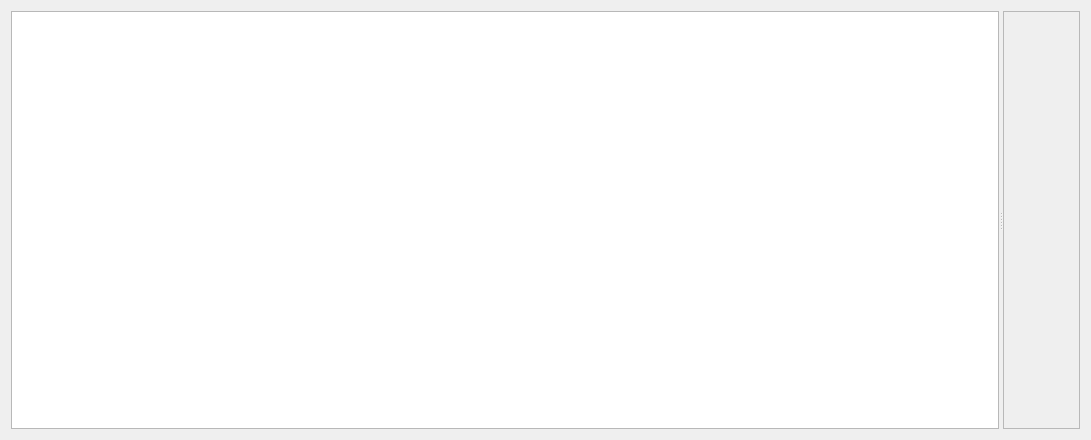
JulesGrillot/plugin-qgis-geoplateforme, file geoplateforme/gui/user_keys/wdg_user_keys.ui: the form before one commit.
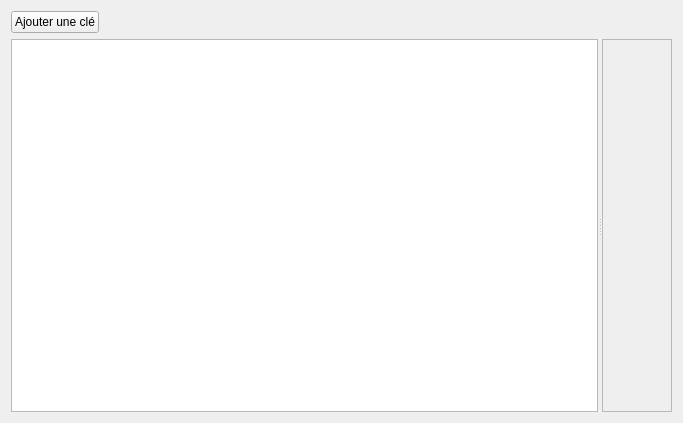
The form after the commit.

Commit message: feat(user key): add dialog for user key creation

Patch:
```diff
--- a/geoplateforme/gui/user_keys/wdg_user_keys.ui
+++ b/geoplateforme/gui/user_keys/wdg_user_keys.ui
@@ -6,8 +6,8 @@
    <rect>
     <x>0</x>
     <y>0</y>
-    <width>1091</width>
-    <height>440</height>
+    <width>683</width>
+    <height>423</height>
    </rect>
   </property>
   <property name="windowTitle">
@@ -18,6 +18,26 @@
   </property>
   <layout class="QGridLayout" name="gridLayout_3">
    <item row="0" column="0">
+    <widget class="QPushButton" name="btn_add">
+     <property name="text">
+      <string>Ajouter une clé</string>
+     </property>
+    </widget>
+   </item>
+   <item row="0" column="1">
+    <spacer name="horizontalSpacer">
+     <property name="orientation">
+      <enum>Qt::Horizontal</enum>
+     </property>
+     <property name="sizeHint" stdset="0">
+      <size>
+       <width>40</width>
+       <height>20</height>
+      </size>
+     </property>
+    </spacer>
+   </item>
+   <item row="1" column="0" colspan="2">
     <widget class="QSplitter" name="splitter">
      <property name="orientation">
       <enum>Qt::Horizontal</enum>
@@ -33,7 +53,7 @@
          <x>0</x>
          <y>0</y>
          <width>68</width>
-         <height>420</height>
+         <height>372</height>
         </rect>
        </property>
        <layout class="QGridLayout" name="gridLayout_4">
```
The commit also changes 5 other files.
